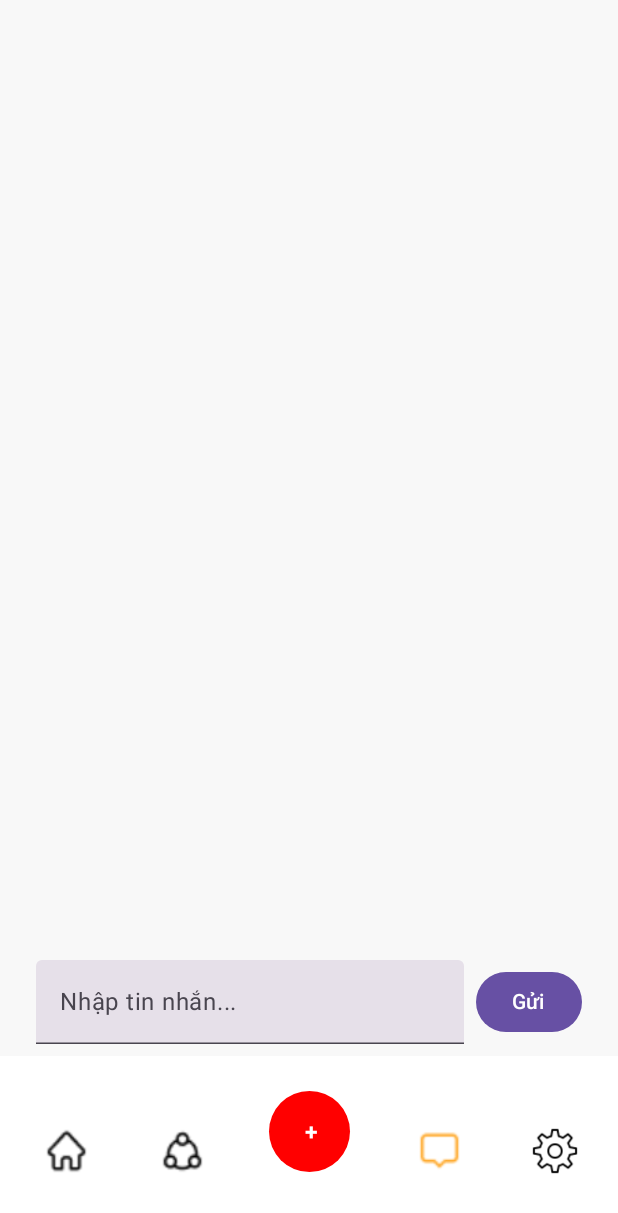
After one commit to SangTran13/time-swap-android, an Android app built with Jetpack Compose: the ChatScreen screen opened through its navigation route, on a phone screen of 412 x 824 dp. The commit adds this screen. Shown: the top 1213 px of the screen. Run offline under Robolectric (Android 15) with nearby library versions, the light colour scheme and no system bars.

Commit message:
add: ChatGPT feature integration

```diff
--- a/app/build.gradle.kts
+++ b/app/build.gradle.kts
@@ -20,6 +20,9 @@ android {
 
         buildConfigField("String", "BASE_AUTH_URL", "\"${project.properties["BASE_AUTH_URL"]}\"")
         buildConfigField("String", "BASE_API_URL", "\"${project.properties["BASE_API_URL"]}\"")
+        buildConfigField("String", "BASE_GPT_URL", "\"${project.properties["BASE_GPT_URL"]}\"")
+        buildConfigField("String", "KEY_GPT_API", "\"${project.properties["KEY_GPT_API"]}\"")
+        buildConfigField("String", "KEY_ORGANIZATION_GPT_API", "\"${project.properties["KEY_ORGANIZATION_GPT_API"]}\"")
 
     }
 
@@ -46,6 +49,8 @@ android {
 
 dependencies {
 
+    implementation(libs.okhttp)
+    implementation(libs.logging.interceptor)
     implementation (libs.reorderable)
     implementation(libs.androidx.material.icons.extended)
     implementation(libs.coil.compose)
--- /dev/null
+++ b/app/src/main/java/timeswap/application/network/services/ChatService.kt
@@ -0,0 +1,26 @@
+package timeswap.application.network.services
+
+import retrofit2.http.Body
+import retrofit2.http.Headers
+import retrofit2.http.POST
+import timeswap.application.data.entity.ChatMessage
+import timeswap.application.data.request.ChatRequest
+import timeswap.application.data.response.ChatResponse
+import timeswap.application.network.RetrofitClient
+
+interface ChatService {
+    @POST("chat/completions")
+    suspend fun getChatResponse(@Body request: ChatRequest): ChatResponse
+}
+
+class ChatRepository {
+    suspend fun sendMessage(messages: List<ChatMessage>): String? {
+        return try {
+            val response = RetrofitClient.chatService.getChatResponse(ChatRequest(messages = messages))
+            response.choices.firstOrNull()?.message?.content
+        } catch (e: Exception) {
+            e.printStackTrace()
+            "Lỗi API: ${e.localizedMessage}"
+        }
+    }
+}
--- a/app/src/main/java/timeswap/application/ui/screens/core/navigation/Destination.kt
+++ b/app/src/main/java/timeswap/application/ui/screens/core/navigation/Destination.kt
@@ -74,3 +74,8 @@ object EditEducationDestination : Destination {
     override val route = "edit_education_screen"
     override val title = "Edit Education"
 }
+
+object ChatDestination : Destination {
+    override val route = "chat"
+    override val title = "Chat"
+}
--- a/app/src/main/java/timeswap/application/ui/screens/core/navigation/NavRegister.kt
+++ b/app/src/main/java/timeswap/application/ui/screens/core/navigation/NavRegister.kt
@@ -30,6 +30,7 @@ import timeswap.application.ui.screens.core.authentication.change_password.Chang
 import timeswap.application.ui.screens.core.authentication.forgot_password.ForgotPasswordScreen
 import timeswap.application.ui.screens.core.authentication.login.LoginScreen
 import timeswap.application.ui.screens.core.authentication.register.RegisterScreen
+import timeswap.application.ui.screens.features.chat.ChatScreen
 import timeswap.application.ui.screens.features.home.HomeScreen
 import timeswap.application.ui.screens.features.jobs.JobScreen
 import timeswap.application.ui.screens.features.on_board.OnboardingScreen
@@ -148,6 +149,9 @@ fun NavRegister(context: Context) {
                 composable(EditEducationDestination.route) {
                     EducationScreen(navController = navController)
                 }
+                composable(ChatDestination.route) {
+                    ChatScreen(navController = navController, viewModel = viewModel())
+                }
             }
         }
     }
--- /dev/null
+++ b/app/src/main/java/timeswap/application/ui/screens/features/chat/ChatScreen.kt
@@ -0,0 +1,109 @@
+package timeswap.application.ui.screens.features.chat
+
+import androidx.compose.foundation.background
+import androidx.compose.foundation.layout.Box
+import androidx.compose.foundation.layout.Column
+import androidx.compose.foundation.layout.Row
+import androidx.compose.foundation.layout.fillMaxSize
+import androidx.compose.foundation.layout.fillMaxWidth
+import androidx.compose.foundation.layout.padding
+import androidx.compose.foundation.lazy.LazyColumn
+import androidx.compose.foundation.lazy.items
+import androidx.compose.material3.Button
+import androidx.compose.material3.MaterialTheme
+import androidx.compose.material3.Scaffold
+import androidx.compose.material3.Surface
+import androidx.compose.material3.Text
+import androidx.compose.material3.TextField
+import androidx.compose.runtime.Composable
+import androidx.compose.runtime.collectAsState
+import androidx.compose.runtime.getValue
+import androidx.compose.runtime.mutableStateOf
+import androidx.compose.runtime.remember
+import androidx.compose.runtime.setValue
+import androidx.compose.ui.Alignment
+import androidx.compose.ui.Modifier
+import androidx.compose.ui.graphics.Color
+import androidx.compose.ui.text.input.TextFieldValue
+import androidx.compose.ui.unit.dp
+import androidx.lifecycle.viewmodel.compose.viewModel
+import androidx.navigation.NavController
+import timeswap.application.data.entity.ChatMessage
+import timeswap.application.ui.shared.components.BottomNavigationBar
+import timeswap.application.viewmodel.ChatViewModel
+
+@Composable
+fun ChatScreen(navController: NavController, viewModel: ChatViewModel = viewModel()) {
+    val chatMessages by viewModel.chatMessages.collectAsState()
+
+    var userInput by remember { mutableStateOf(TextFieldValue("")) }
+
+    Scaffold(
+        bottomBar = { BottomNavigationBar(navController) }
+    ) { innerPadding ->
+        Column(
+            modifier = Modifier
+                .fillMaxSize()
+                .background(Color(0xFFF8F8F8))
+                .padding(innerPadding)
+                .padding(start = 16.dp, end = 16.dp)
+        ) {
+            LazyColumn(
+                modifier = Modifier.weight(1f),
+                reverseLayout = true
+            ) {
+                items(chatMessages) { message ->
+                    ChatBubble(message)
+                }
+            }
+
+            Row(
+                modifier = Modifier
+                    .fillMaxWidth()
+                    .padding(8.dp),
+                verticalAlignment = Alignment.CenterVertically
+            ) {
+                TextField(
+                    value = userInput,
+                    onValueChange = { userInput = it },
+                    modifier = Modifier.weight(1f),
+                    placeholder = { Text("Nhập tin nhắn...") }
+                )
+
+                Button(
+                    onClick = {
+                        if (userInput.text.isNotBlank()) {
+                            viewModel.sendMessage(userInput.text)
+                            userInput = TextFieldValue("")
+                        }
+                    },
+                    modifier = Modifier.padding(start = 8.dp)
+                ) {
+                    Text("Gửi")
+                }
+            }
+        }
+    }
+}
+
+@Composable
+fun ChatBubble(message: ChatMessage) {
+    val isUser = message.role == "user"
+    Box(
+        modifier = Modifier
+            .fillMaxWidth()
+            .padding(4.dp),
+        contentAlignment = if (isUser) Alignment.CenterEnd else Alignment.CenterStart
+    ) {
+        Surface(
+            shape = MaterialTheme.shapes.medium,
+            color = if (isUser) Color(0xFFDCF8C6) else Color.White,
+            modifier = Modifier.padding(4.dp)
+        ) {
+            Text(
+                text = message.content,
+                modifier = Modifier.padding(8.dp)
+            )
+        }
+    }
+}
--- a/app/src/main/java/timeswap/application/ui/shared/components/BottomNavigationBar.kt
+++ b/app/src/main/java/timeswap/application/ui/shared/components/BottomNavigationBar.kt
@@ -29,6 +29,7 @@ import androidx.compose.ui.unit.dp
 import androidx.compose.ui.unit.sp
 
 import timeswap.application.R
+import timeswap.application.ui.screens.core.navigation.ChatDestination
 import timeswap.application.ui.screens.core.navigation.HomeDestination
 import timeswap.application.ui.screens.core.navigation.JobDestination
 import timeswap.application.ui.screens.core.navigation.SettingsDestination
@@ -82,10 +83,10 @@ fun BottomNavigationBar(navController: NavController) {
 
             BottomNavItem(
                 navController = navController,
-                route = HomeDestination.route,
+                route = ChatDestination.route,
                 iconRes = R.drawable.chat,
-                contentDescription = "Notifications",
-                isSelected = currentRoute == "notifications"
+                contentDescription = "Chat",
+                isSelected = currentRoute == "chat"
             )
 
             BottomNavItem(
--- /dev/null
+++ b/app/src/main/java/timeswap/application/viewmodel/ChatViewModel.kt
@@ -0,0 +1,26 @@
+package timeswap.application.viewmodel
+
+import androidx.lifecycle.ViewModel
+import androidx.lifecycle.viewModelScope
+import kotlinx.coroutines.flow.MutableStateFlow
+import kotlinx.coroutines.flow.StateFlow
+import kotlinx.coroutines.launch
+import timeswap.application.data.entity.ChatMessage
+import timeswap.application.network.services.ChatRepository
+
+class ChatViewModel : ViewModel() {
+    private val repository = ChatRepository()
+
+    private val _chatMessages = MutableStateFlow<List<ChatMessage>>(emptyList())
+    val chatMessages: StateFlow<List<ChatMessage>> = _chatMessages
+
+    fun sendMessage(userMessage: String) {
+        val updatedMessages = _chatMessages.value + ChatMessage(role = "user", content = userMessage)
+        _chatMessages.value = updatedMessages
+
+        viewModelScope.launch {
+            val botResponse = repository.sendMessage(updatedMessages)
+            _chatMessages.value = _chatMessages.value + ChatMessage(role = "assistant", content = botResponse ?: "Không nhận được phản hồi.")
+        }
+    }
+}
--- a/gradle.properties
+++ b/gradle.properties
@@ -21,5 +21,3 @@ kotlin.code.style=official
 # resources declared in the library itself and none from the library's dependencies,
 # thereby reducing the size of the R class for that library
 android.nonTransitiveRClass=true
-BASE_AUTH_URL=https://tranduchuy.me:9001/api/
-BASE_API_URL=https://tranduchuy.me:9002/api/
--- a/gradle/libs.versions.toml
+++ b/gradle/libs.versions.toml
@@ -11,8 +11,10 @@ espressoCore = "3.6.1"
 lifecycleRuntimeKtx = "2.8.7"
 activityCompose = "1.10.1"
 composeBom = "2025.02.00"
+loggingInterceptor = "4.9.3"
 materialIconsExtended = "1.7.8"
 navigationCompose = "2.8.8"
+okhttp = "4.10.0"
 reorderable = "0.9.6"
 retrofit = "2.9.0"
 
@@ -36,6 +38,8 @@ androidx-ui-test-manifest = { group = "androidx.compose.ui", name = "ui-test-man
 androidx-ui-test-junit4 = { group = "androidx.compose.ui", name = "ui-test-junit4" }
 androidx-material3 = { group = "androidx.compose.material3", name = "material3" }
 androidx-navigation-compose = { group = "androidx.navigation", name = "navigation-compose", version.ref = "navigationCompose" }
+logging-interceptor = { module = "com.squareup.okhttp3:logging-interceptor", version.ref = "loggingInterceptor" }
+okhttp = { module = "com.squareup.okhttp3:okhttp", version.ref = "okhttp" }
 reorderable = { module = "org.burnoutcrew.composereorderable:reorderable", version.ref = "reorderable" }
 retrofit = { module = "com.squareup.retrofit2:retrofit", version.ref = "retrofit" }
 
```
Also changed, not shown: app/src/main/java/timeswap/application/data/entity/ChatModels.kt (added, +12 -0 lines), app/src/main/java/timeswap/application/data/request/ChatRequest.kt (added, +9 -0 lines), app/src/main/java/timeswap/application/data/response/ChatResponse.kt (added, +8 -0 lines), app/src/main/java/timeswap/application/network/RetrofitClient.kt (+18 -3 lines), app/src/main/java/timeswap/application/network/utils/HttpClientProvider.kt (added, +26 -0 lines).
